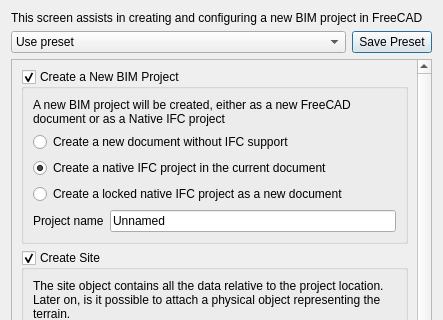
Qt form src/Mod/BIM/Resources/ui/dialogProjectManager.ui (southseact-3d/fcd) before a commit; both pictures show x 0 to 443 and y 0 to 320 of the 443 by 840 pixel window.
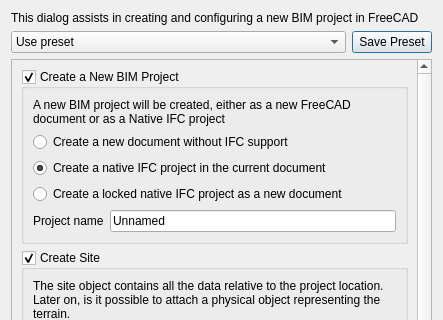
The same form after that commit. Icons and pictures are not drawn. Custom widgets are drawn as their Qt base class.

What changed in the file:
```diff
--- a/src/Mod/BIM/Resources/ui/dialogProjectManager.ui
+++ b/src/Mod/BIM/Resources/ui/dialogProjectManager.ui
@@ -17,7 +17,7 @@
    <item>
     <widget class="QLabel" name="label">
      <property name="text">
-      <string>This screen assists in creating and configuring a new BIM project in FreeCAD</string>
+      <string>This dialog assists in creating and configuring a new BIM project in FreeCAD</string>
      </property>
      <property name="wordWrap">
       <bool>true</bool>
```
